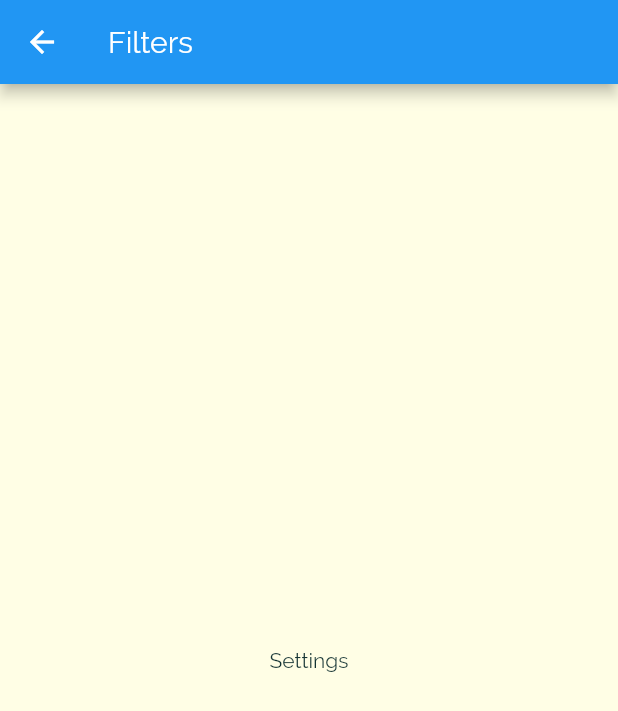
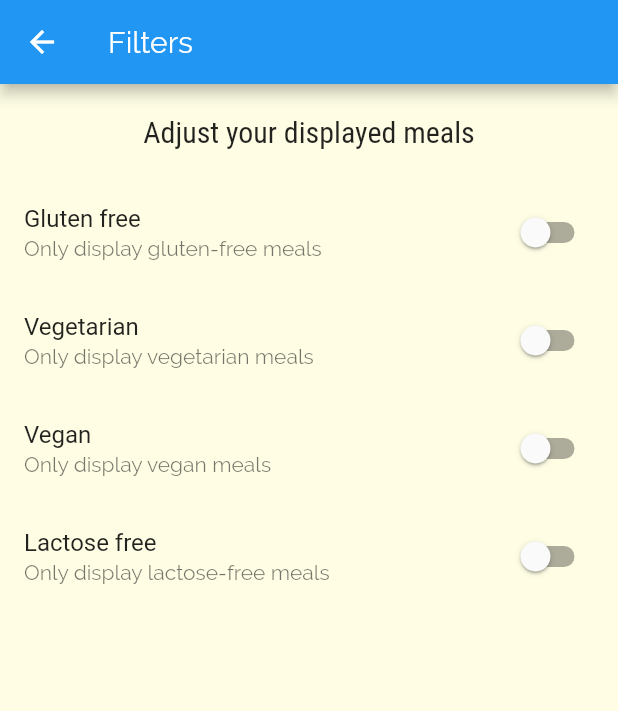
Before and after one commit to BLKKKBVSIK/FlutterTraining-MealApp, a Flutter app: the FilterScreen screen opened by its route, on a phone screen of 412 x 824 dp. Shown: the top 711 px of the screen. Run offline on Flutter 3.47's test engine with Material 2 defaults, Android fonts, the phone set to English and light mode, and no system bars.

Commit message:
Update filters_screen.dart

```diff
--- a/lib/screens/filters_screen.dart
+++ b/lib/screens/filters_screen.dart
@@ -1,7 +1,27 @@
 import 'package:flutter/material.dart';
 
-class FilterScreen extends StatelessWidget {
+class FilterScreen extends StatefulWidget {
   static const routeName = '/filters';
+
+  @override
+  _FilterScreenState createState() => _FilterScreenState();
+}
+
+class _FilterScreenState extends State<FilterScreen> {
+  bool _glutenFree = false;
+  bool _vegetarian = false;
+  bool _vegan = false;
+  bool _lactoseFree = false;
+
+  Widget switchTileBuilder(
+      String title, String subtitle, bool currentValue, Function updateValue) {
+    return SwitchListTile(
+      title: Text(title),
+      value: currentValue,
+      subtitle: Text(subtitle),
+      onChanged: updateValue,
+    );
+  }
 
   @override
   Widget build(BuildContext context) {
@@ -9,8 +29,46 @@ class FilterScreen extends StatelessWidget {
       appBar: AppBar(
         title: Text('Filters'),
       ),
-      body: Center(
-        child: Text('Settings'),
+      body: Column(
+        children: <Widget>[
+          Container(
+            padding: EdgeInsets.all(20),
+            child: Text(
+              "Adjust your displayed meals",
+              style: Theme.of(context).textTheme.title,
+            ),
+          ),
+          Expanded(
+            child: ListView(
+              children: <Widget>[
+                switchTileBuilder("Gluten free",
+                    "Only display gluten-free meals", _glutenFree, (newValue) {
+                  setState(() {
+                    _glutenFree = newValue;
+                  });
+                }),
+                switchTileBuilder("Vegetarian",
+                    "Only display vegetarian meals", _vegetarian, (newValue) {
+                  setState(() {
+                    _vegetarian = newValue;
+                  });
+                }),
+                switchTileBuilder("Vegan",
+                    "Only display vegan meals", _vegan, (newValue) {
+                  setState(() {
+                    _vegan = newValue;
+                  });
+                }),
+                switchTileBuilder("Lactose free",
+                    "Only display lactose-free meals", _lactoseFree, (newValue) {
+                  setState(() {
+                    _lactoseFree = newValue;
+                  });
+                }),
+              ],
+            ),
+          ),
+        ],
       ),
     );
   }
```
